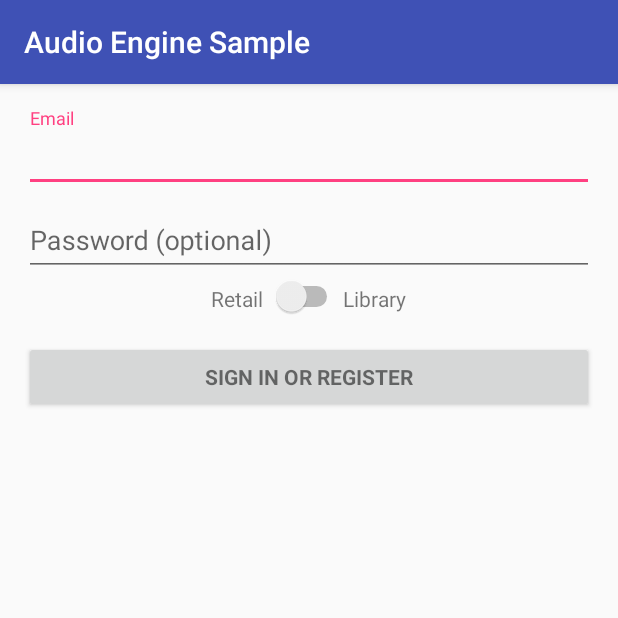
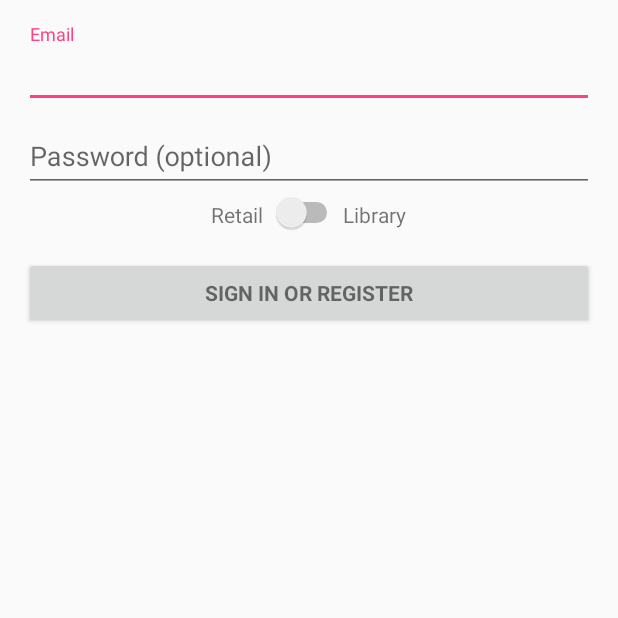
Before and after one commit to FindawayWorld/professorx, an Android app: the screen it shows after launch (LoginActivity), on a phone screen of 412 x 824 dp, the top half of it. Run offline under Robolectric (Android 15) with nearby library versions, the phone set to English and light mode, and no system bars; our stand-ins replace ButterKnife; libraries missing offline, so code that uses them is left out: com.squareup.okhttp; 6 statements that could not run were skipped.

Commit message:
fixed styles
fixed styles

```diff
--- a/app/src/main/res/values/styles.xml
+++ b/app/src/main/res/values/styles.xml
@@ -1,17 +1,15 @@
 <resources>
 
     <!-- Base application theme. -->
-    <style name="AppTheme" parent="Theme.AppCompat.Light.DarkActionBar">
+    <style name="AppTheme" parent="Theme.AppCompat.Light.NoActionBar">
         <!-- Customize your theme here. -->
         <item name="colorPrimary">@color/colorPrimary</item>
         <item name="colorPrimaryDark">@color/colorPrimaryDark</item>
         <item name="colorAccent">@color/colorAccent</item>
     </style>
-    <style name="AppTheme.NoActionBar">
-        <item name="windowActionBar">false</item>
-        <item name="windowNoTitle">true</item>
-    </style>
+
     <style name="AppTheme.AppBarOverlay" parent="ThemeOverlay.AppCompat.Dark.ActionBar"/>
-    <style name="AppTheme.PopupOverlay" parent="ThemeOverlay.AppCompat.Light"/>
+
+    <style name="AppTheme.PopupOverlay" parent="ThemeOverlay.AppCompat.Dark"/>
 
 </resources>
```
